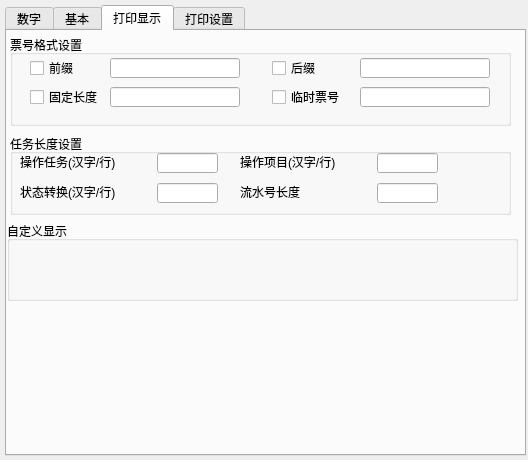
Qt form formatsetdlg.ui (rcshuangw/HReportMainWindow) before a commit.
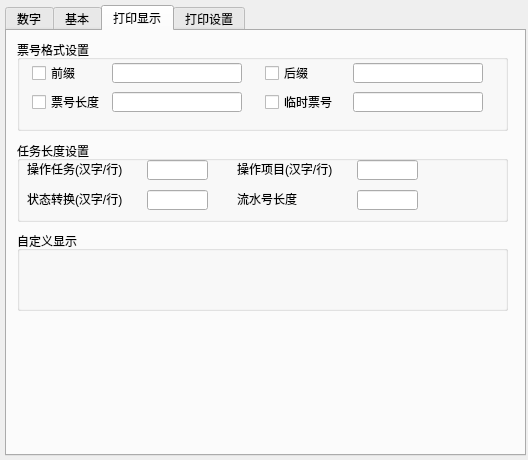
The same form after that commit. The open tabs and pages were chosen to show the change.

Diff of the .ui file:
```diff
--- a/formatsetdlg.ui
+++ b/formatsetdlg.ui
@@ -202,9 +202,9 @@
     <widget class="QGroupBox" name="groupBox_4">
      <property name="geometry">
       <rect>
-       <x>3</x>
-       <y>4</y>
-       <width>501</width>
+       <x>10</x>
+       <y>9</y>
+       <width>491</width>
        <height>91</height>
       </rect>
      </property>
@@ -214,7 +214,7 @@
      <widget class="QCheckBox" name="checkBox_3">
       <property name="geometry">
        <rect>
-        <x>20</x>
+        <x>15</x>
         <y>25</y>
         <width>51</width>
         <height>16</height>
@@ -227,7 +227,7 @@
      <widget class="QLineEdit" name="lineEdit">
       <property name="geometry">
        <rect>
-        <x>100</x>
+        <x>95</x>
         <y>23</y>
         <width>130</width>
         <height>20</height>
@@ -243,7 +243,7 @@
      <widget class="QLineEdit" name="lineEdit_2">
       <property name="geometry">
        <rect>
-        <x>350</x>
+        <x>336</x>
         <y>23</y>
         <width>130</width>
         <height>20</height>
@@ -259,7 +259,7 @@
      <widget class="QCheckBox" name="checkBox_4">
       <property name="geometry">
        <rect>
-        <x>262</x>
+        <x>248</x>
         <y>25</y>
         <width>51</width>
         <height>16</height>
@@ -272,7 +272,7 @@
      <widget class="QCheckBox" name="checkBox_5">
       <property name="geometry">
        <rect>
-        <x>262</x>
+        <x>248</x>
         <y>54</y>
         <width>71</width>
         <height>16</height>
@@ -285,7 +285,7 @@
      <widget class="QLineEdit" name="lineEdit_3">
       <property name="geometry">
        <rect>
-        <x>350</x>
+        <x>336</x>
         <y>52</y>
         <width>130</width>
         <height>20</height>
@@ -301,7 +301,7 @@
      <widget class="QLineEdit" name="lineEdit_4">
       <property name="geometry">
        <rect>
-        <x>100</x>
+        <x>95</x>
         <y>52</y>
         <width>130</width>
         <height>20</height>
@@ -317,23 +317,23 @@
      <widget class="QCheckBox" name="checkBox_6">
       <property name="geometry">
        <rect>
-        <x>20</x>
+        <x>15</x>
         <y>54</y>
         <width>71</width>
         <height>16</height>
        </rect>
       </property>
       <property name="text">
-       <string>固定长度</string>
+       <string>票号长度</string>
       </property>
      </widget>
     </widget>
     <widget class="QGroupBox" name="groupBox_5">
      <property name="geometry">
       <rect>
-       <x>3</x>
-       <y>103</y>
-       <width>501</width>
+       <x>10</x>
+       <y>110</y>
+       <width>491</width>
        <height>81</height>
       </rect>
      </property>
@@ -345,7 +345,7 @@
        <rect>
         <x>10</x>
         <y>20</y>
-        <width>131</width>
+        <width>111</width>
         <height>16</height>
        </rect>
       </property>
@@ -356,7 +356,7 @@
      <widget class="QLineEdit" name="lineEdit_9">
       <property name="geometry">
        <rect>
-        <x>147</x>
+        <x>130</x>
         <y>19</y>
         <width>61</width>
         <height>20</height>
@@ -372,7 +372,7 @@
      <widget class="QLineEdit" name="lineEdit_10">
       <property name="geometry">
        <rect>
-        <x>367</x>
+        <x>340</x>
         <y>19</y>
         <width>61</width>
         <height>20</height>
@@ -388,9 +388,9 @@
      <widget class="QLabel" name="label_14">
       <property name="geometry">
        <rect>
-        <x>230</x>
+        <x>220</x>
         <y>20</y>
-        <width>131</width>
+        <width>111</width>
         <height>16</height>
        </rect>
       </property>
@@ -401,7 +401,7 @@
      <widget class="QLineEdit" name="lineEdit_11">
       <property name="geometry">
        <rect>
-        <x>367</x>
+        <x>340</x>
         <y>49</y>
         <width>61</width>
         <height>20</height>
@@ -417,9 +417,9 @@
      <widget class="QLabel" name="label_15">
       <property name="geometry">
        <rect>
-        <x>230</x>
+        <x>220</x>
         <y>50</y>
-        <width>131</width>
+        <width>81</width>
         <height>16</height>
        </rect>
       </property>
@@ -430,7 +430,7 @@
      <widget class="QLineEdit" name="lineEdit_12">
       <property name="geometry">
        <rect>
-        <x>147</x>
+        <x>130</x>
         <y>49</y>
         <width>61</width>
         <height>20</height>
@@ -448,7 +448,7 @@
        <rect>
         <x>10</x>
         <y>50</y>
-        <width>131</width>
+        <width>111</width>
         <height>16</height>
        </rect>
       </property>
@@ -460,9 +460,9 @@
     <widget class="QGroupBox" name="groupBox_9">
      <property name="geometry">
       <rect>
-       <x>0</x>
-       <y>190</y>
-       <width>511</width>
+       <x>10</x>
+       <y>200</y>
+       <width>491</width>
        <height>80</height>
       </rect>
      </property>
```
Left out of the diff: 30 changed lines with no effect on the pictures.
